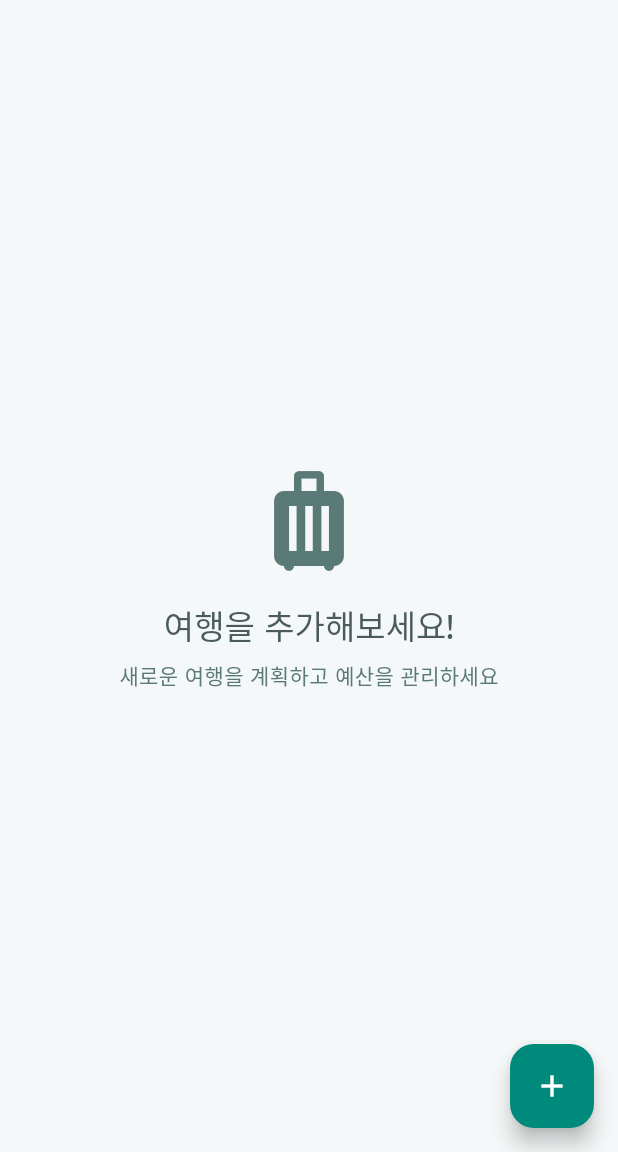
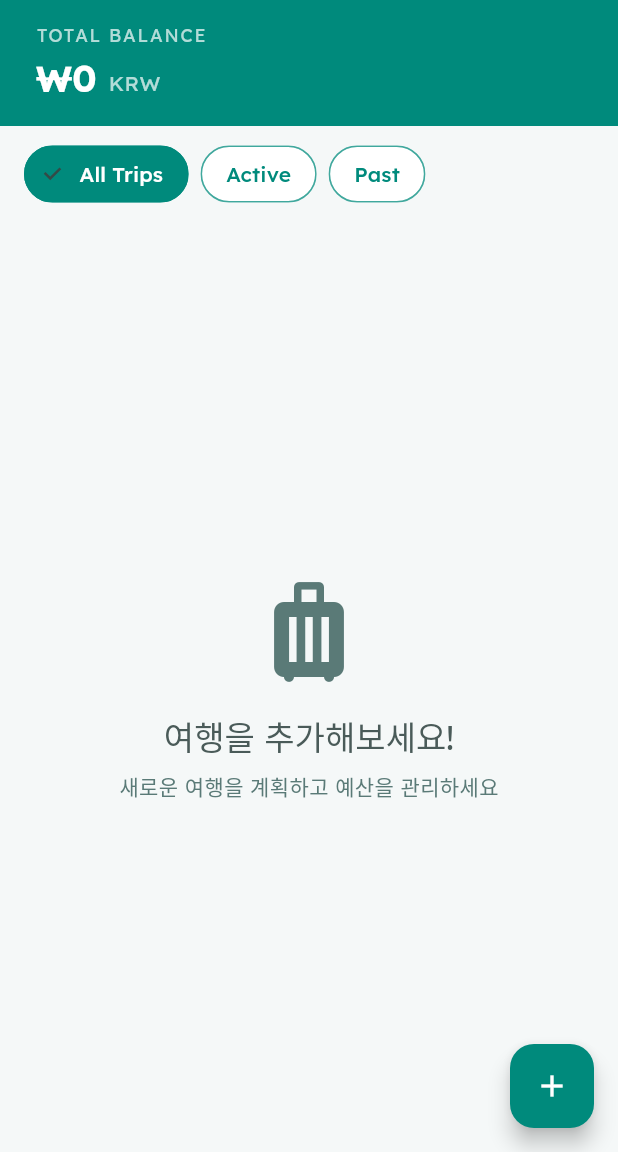
Before and after one commit to kmnkit/travel-budget-manager, a Flutter app: the screen it shows after launch, on a phone screen of 412 x 824 dp, the part 84-1236 px from its top. Run offline on Flutter 3.47's test engine with Material 3 defaults, Android fonts, the phone set to English and light mode, and no system bars; our stand-ins replace dio, drift, drift_flutter, fl_chart, flutter_riverpod, freezed_annotation and 3 more; accounts and stored records are empty; generated files the repository leaves out were written again.

Commit message:
feat: Stitch 디자인 불일치 4건 수정 (홈 배너, 필터, 예산 차트, 네비게이션)
- 홈 화면에 Total Balance 틸 배너 및 필터 칩 (All/Active/Past) 추가
- 예산 카드를 수평 3열+선형 프로그레스에서 수직 통계+원형 도넛 차트로 변경
- 설정/여행생성 화면 context.go→context.push로 변경하여 뒤로가기 복원
- tripFilterProvider, filteredTripListProvider, totalBalanceProvider 신규 추가
- 필터 및 프로바이더 테스트 7건 추가 (총 206건 통과)

Co-Authored-By: Claude Opus 4.5 <noreply@anthropic.com>

```diff
--- a/lib/features/budget/presentation/providers/budget_providers.dart
+++ b/lib/features/budget/presentation/providers/budget_providers.dart
@@ -63,3 +63,21 @@ final budgetSummaryProvider = FutureProvider.family<BudgetSummary, int>((ref, tr
   final useCase = ref.watch(getBudgetSummaryProvider);
   return useCase(tripId);
 });
+
+// ============================================================================
+// Total Balance Provider
+// ============================================================================
+
+/// Provides total balance across all trips (simple budget sum)
+///
+/// Uses the first trip's baseCurrency for display. Falls back to 'KRW'.
+/// Note: Multi-currency conversion is out of scope; this is a simple sum.
+final totalBalanceProvider = FutureProvider<({double total, String currency})>((ref) async {
+  final trips = await ref.watch(tripListProvider.future);
+  double total = 0;
+  for (final trip in trips) {
+    total += trip.budget;
+  }
+  final currency = trips.isNotEmpty ? trips.first.baseCurrency : 'KRW';
+  return (total: total, currency: currency);
+});
--- a/lib/features/trip/presentation/providers/trip_providers.dart
+++ b/lib/features/trip/presentation/providers/trip_providers.dart
@@ -149,3 +149,38 @@ class TripNotifier extends Notifier<void> {
     ref.invalidate(tripDetailProvider(id));
   }
 }
+
+// ============================================================================
+// Filter Providers
+// ============================================================================
+
+/// Trip filter options for the home screen
+enum TripFilter { all, active, past }
+
+/// Notifier for the currently selected trip filter
+class TripFilterNotifier extends Notifier<TripFilter> {
+  @override
+  TripFilter build() => TripFilter.all;
+
+  void setFilter(TripFilter filter) {
+    state = filter;
+  }
+}
+
+/// Holds the currently selected trip filter
+final tripFilterProvider = NotifierProvider<TripFilterNotifier, TripFilter>(
+  TripFilterNotifier.new,
+);
+
+/// Provides filtered trip list based on selected filter
+final filteredTripListProvider = Provider<AsyncValue<List<Trip>>>((ref) {
+  final filter = ref.watch(tripFilterProvider);
+  final tripsAsync = ref.watch(tripListProvider);
+  return tripsAsync.whenData((trips) {
+    return switch (filter) {
+      TripFilter.all => trips,
+      TripFilter.active => trips.where((t) => t.status == TripStatus.ongoing).toList(),
+      TripFilter.past => trips.where((t) => t.status == TripStatus.completed).toList(),
+    };
+  });
+});
--- a/lib/features/trip/presentation/screens/home_screen.dart
+++ b/lib/features/trip/presentation/screens/home_screen.dart
@@ -2,6 +2,8 @@ import 'package:flutter/material.dart';
 import 'package:flutter_riverpod/flutter_riverpod.dart';
 import 'package:go_router/go_router.dart';
 import 'package:trip_wallet/core/theme/app_colors.dart';
+import 'package:trip_wallet/core/utils/currency_formatter.dart';
+import 'package:trip_wallet/features/budget/presentation/providers/budget_providers.dart';
 import 'package:trip_wallet/features/trip/presentation/providers/trip_providers.dart';
 import 'package:trip_wallet/features/trip/presentation/widgets/empty_trip_state.dart';
 import 'package:trip_wallet/features/trip/presentation/widgets/trip_card.dart';
@@ -13,7 +15,7 @@ class HomeScreen extends ConsumerWidget {
 
   @override
   Widget build(BuildContext context, WidgetRef ref) {
-    final tripsAsync = ref.watch(tripListProvider);
+    final filteredTrips = ref.watch(filteredTripListProvider);
 
     return Scaffold(
       appBar: AppBar(
@@ -30,12 +32,17 @@ class HomeScreen extends ConsumerWidget {
         actions: [
           IconButton(
             icon: const Icon(Icons.settings),
-            onPressed: () => context.go('/settings'),
+            onPressed: () => context.push('/settings'),
             tooltip: 'Settings',
           ),
         ],
       ),
-      body: tripsAsync.when(
+      body: Column(
+        children: [
+          const _TotalBalanceBanner(),
+          const _FilterChips(),
+          Expanded(
+            child: filteredTrips.when(
               loading: () => const LoadingIndicator(),
               error: (error, stack) => AppErrorWidget(
                 message: error.toString(),
@@ -55,8 +62,11 @@ class HomeScreen extends ConsumerWidget {
                 );
               },
             ),
+          ),
+        ],
+      ),
       floatingActionButton: FloatingActionButton(
-        onPressed: () => context.go('/trip/create'),
+        onPressed: () => context.push('/trip/create'),
         backgroundColor: AppColors.primary,
         foregroundColor: AppColors.onPrimary,
         child: const Icon(Icons.add),
@@ -64,3 +74,113 @@ class HomeScreen extends ConsumerWidget {
     );
   }
 }
+
+class _TotalBalanceBanner extends ConsumerWidget {
+  const _TotalBalanceBanner();
+
+  @override
+  Widget build(BuildContext context, WidgetRef ref) {
+    final balanceAsync = ref.watch(totalBalanceProvider);
+
+    return Container(
+      width: double.infinity,
+      color: AppColors.primary,
+      padding: const EdgeInsets.symmetric(horizontal: 24, vertical: 16),
+      child: balanceAsync.when(
+        loading: () => const SizedBox(
+          height: 48,
+          child: Center(
+            child: CircularProgressIndicator(
+              strokeWidth: 2,
+              color: Colors.white70,
+            ),
+          ),
+        ),
+        error: (_, _) => const SizedBox.shrink(),
+        data: (balance) => Column(
+          crossAxisAlignment: CrossAxisAlignment.start,
+          children: [
+            Text(
+              'TOTAL BALANCE',
+              style: Theme.of(context).textTheme.bodySmall?.copyWith(
+                    color: Colors.white70,
+                    letterSpacing: 1.2,
+                  ),
+            ),
+            const SizedBox(height: 4),
+            Row(
+              crossAxisAlignment: CrossAxisAlignment.baseline,
+              textBaseline: TextBaseline.alphabetic,
+              children: [
+                Text(
+                  CurrencyFormatter.format(balance.total, balance.currency),
+                  style: Theme.of(context).textTheme.headlineSmall?.copyWith(
+                        color: Colors.white,
+                        fontWeight: FontWeight.bold,
+                      ),
+                ),
+                const SizedBox(width: 8),
+                Text(
+                  balance.currency,
+                  style: Theme.of(context).textTheme.bodyMedium?.copyWith(
+                        color: Colors.white70,
+                      ),
+                ),
+              ],
+            ),
+          ],
+        ),
+      ),
+    );
+  }
+}
+
+class _FilterChips extends ConsumerWidget {
+  const _FilterChips();
+
+  @override
+  Widget build(BuildContext context, WidgetRef ref) {
+    final currentFilter = ref.watch(tripFilterProvider);
+
+    return Padding(
+      padding: const EdgeInsets.symmetric(horizontal: 16, vertical: 8),
+      child: Row(
+        children: TripFilter.values.map((filter) {
+          final isSelected = currentFilter == filter;
+          return Padding(
+            padding: const EdgeInsets.only(right: 8),
+            child: ChoiceChip(
+              label: Text(_filterLabel(filter)),
+              selected: isSelected,
+              onSelected: (_) =>
+                  ref.read(tripFilterProvider.notifier).setFilter(filter),
+              selectedColor: AppColors.primary,
+              labelStyle: TextStyle(
+                color: isSelected ? Colors.white : AppColors.primary,
+                fontWeight: FontWeight.w500,
+              ),
+              backgroundColor: Colors.white,
+              side: BorderSide(
+                color: isSelected ? AppColors.primary : AppColors.primary.withValues(alpha: 0.5),
+              ),
+              shape: RoundedRectangleBorder(
+                borderRadius: BorderRadius.circular(20),
+              ),
+            ),
+          );
+        }).toList(),
+      ),
+    );
+  }
+
+  String _filterLabel(TripFilter filter) {
+    switch (filter) {
+      case TripFilter.all:
+        return 'All Trips';
+      case TripFilter.active:
+        return 'Active';
+      case TripFilter.past:
+        return 'Past';
+    }
+  }
+}
```
Also changed, not shown: lib/features/budget/presentation/widgets/budget_summary_card.dart (+44 -54 lines), 2 other files. Lines whose indentation alone changed are shown as unchanged.
